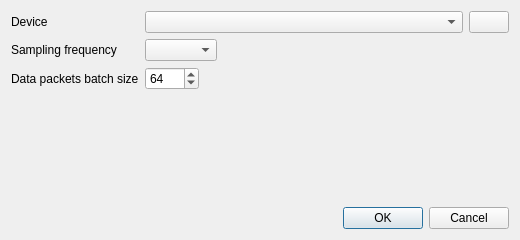
First picture: the form in settings.ui, repository caenrigen/syntalos_polar_verity_sense, before the edit.
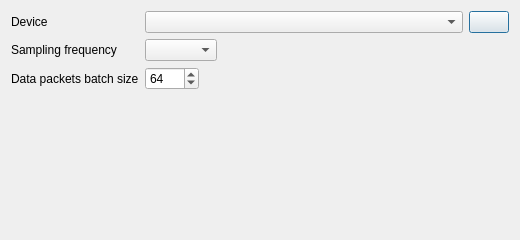
Second picture: the form after the edit. Icons and pictures are not drawn.

Commit message: Settings GUI: Drop OK/Cancel buttons

Diff of the .ui file:
```diff
--- a/settings.ui
+++ b/settings.ui
@@ -92,29 +92,6 @@
      </item>
     </layout>
    </item>
-   <item>
-    <spacer name="verticalSpacer">
-     <property name="orientation">
-      <enum>Qt::Vertical</enum>
-     </property>
-     <property name="sizeHint" stdset="0">
-      <size>
-       <width>20</width>
-       <height>40</height>
-      </size>
-     </property>
-    </spacer>
-   </item>
-   <item>
-    <widget class="QDialogButtonBox" name="buttonBox">
-     <property name="orientation">
-      <enum>Qt::Horizontal</enum>
-     </property>
-     <property name="standardButtons">
-      <set>QDialogButtonBox::Cancel|QDialogButtonBox::Ok</set>
-     </property>
-    </widget>
-   </item>
   </layout>
  </widget>
  <resources/>
```
Left out of the diff: 15 changed lines with no effect on the pictures. The commit also changes 1 other file.
